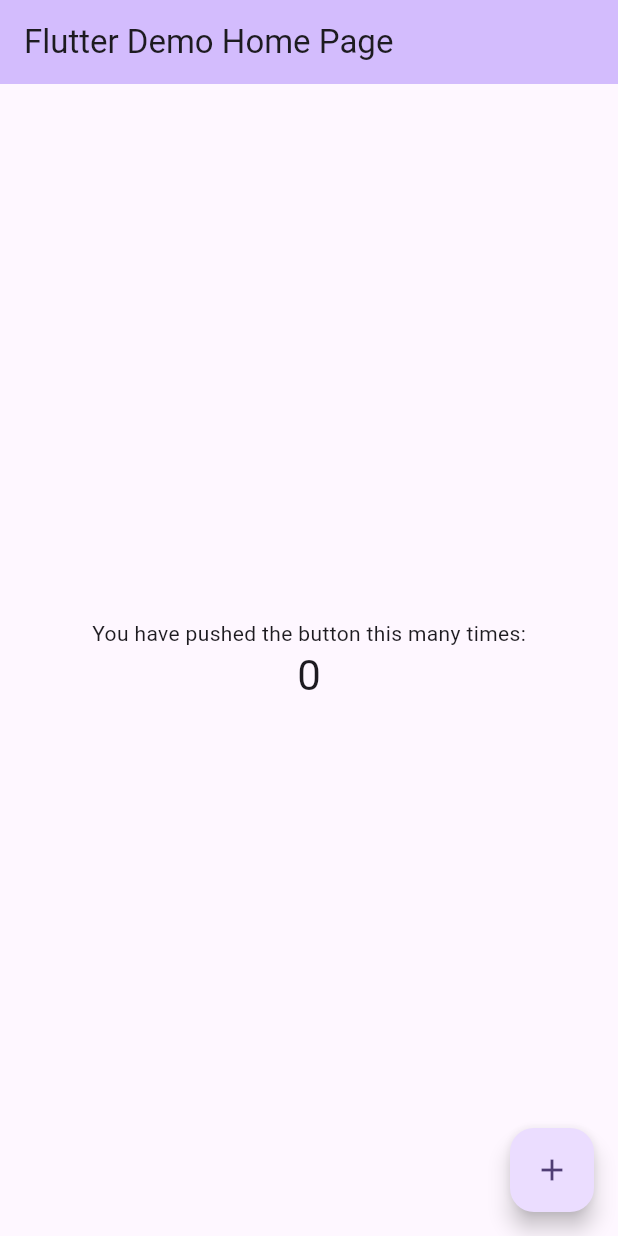
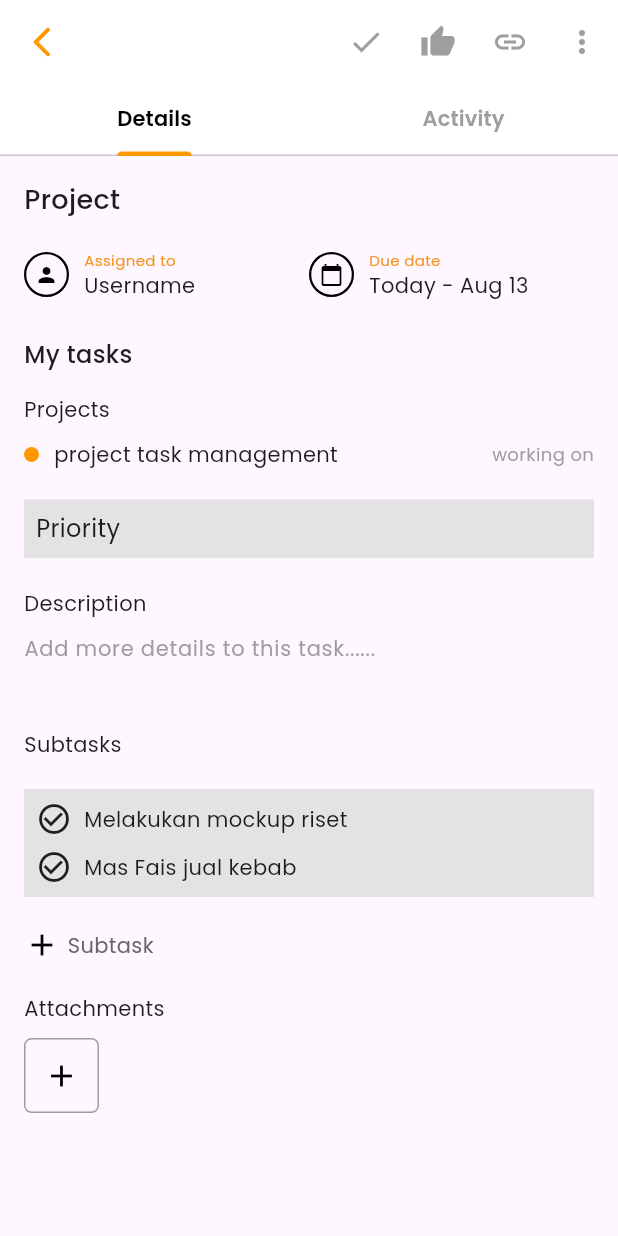
Before and after one commit to Dwi1562/Mobilebox, a Flutter app: the screen it shows after launch, on a phone screen of 412 x 824 dp. Run offline on Flutter 3.47's test engine with Material 3 defaults, Android fonts, the light colour scheme and no system bars; our stand-ins replace google_fonts.

Commit message:
Create Detail view

```diff
--- /dev/null
+++ b/lib/details/view.dart
@@ -0,0 +1,314 @@
+import 'package:flutter/material.dart';
+import 'package:google_fonts/google_fonts.dart';
+
+class TaskDetailsPage extends StatelessWidget {
+  @override
+  Widget build(BuildContext context) {
+    return DefaultTabController(
+      length: 2, // Number of tabs
+      child: Scaffold(
+        appBar: AppBar(
+          backgroundColor: Colors.white,
+          elevation: 0,
+          leading: IconButton(
+            icon: Icon(Icons.arrow_back_ios_new_rounded, color: Colors.orange),
+            onPressed: () {},
+          ),
+          actions: [
+            IconButton(
+              icon: Icon(Icons.check, color: Colors.grey),
+              onPressed: () {},
+            ),
+            IconButton(
+              icon: Icon(Icons.thumb_up, color: Colors.grey),
+              onPressed: () {},
+            ),
+            IconButton(
+              icon: Icon(Icons.link, color: Colors.grey),
+              onPressed: () {},
+            ),
+            IconButton(
+              icon: Icon(Icons.more_vert, color: Colors.grey),
+              onPressed: () {},
+            ),
+          ],
+          bottom: TabBar(
+            labelColor: Colors.black,
+            unselectedLabelColor: Colors.grey,
+            indicatorColor: Colors.orange,
+            labelStyle: GoogleFonts.poppins(
+              fontWeight: FontWeight.w600,
+              fontSize: 14,
+            ),
+            tabs: [
+              Tab(text: "Details"),
+              Tab(text: "Activity"),
+            ],
+          ),
+        ),
+        body: TabBarView(
+          children: [
+            DetailsTab(), // Content for Details tab
+            ActivityTab(), // Content for Activity tab
+          ],
+        ),
+      ),
+    );
+  }
+}
+
+class DetailsTab extends StatelessWidget {
+  @override
+  Widget build(BuildContext context) {
+    return SingleChildScrollView(
+      child: Padding(
+        padding: const EdgeInsets.all(16.0),
+        child: Column(
+          crossAxisAlignment: CrossAxisAlignment.start,
+          children: [
+            Text(
+              "Project",
+              style: GoogleFonts.poppins(
+                fontSize: 18,
+                fontWeight: FontWeight.w500,
+              ),
+            ),
+            SizedBox(height: 20),
+            Row(
+              crossAxisAlignment: CrossAxisAlignment.start,
+              children: [
+                Expanded(
+                  child: Row(
+                    crossAxisAlignment: CrossAxisAlignment.center,
+                    children: [
+                      Container(
+                        width: 30,
+                        height: 30,
+                        decoration: BoxDecoration(
+                          shape: BoxShape.circle,
+                          border: Border.all(color: Colors.black, width: 1.5),
+                        ),
+                        child: Center(
+                          child:
+                              Icon(Icons.person, color: Colors.black, size: 16),
+                        ),
+                      ),
+                      SizedBox(width: 10),
+                      Column(
+                        crossAxisAlignment: CrossAxisAlignment.start,
+                        children: [
+                          Text(
+                            "Assigned to",
+                            style: GoogleFonts.poppins(
+                              fontSize: 10,
+                              color: Color(0xFFF69622),
+                            ),
+                          ),
+                          Text(
+                            "Username",
+                            style: GoogleFonts.poppins(fontSize: 14),
+                          ),
+                        ],
+                      ),
+                    ],
+                  ),
+                ),
+                Expanded(
+                  child: Row(
+                    crossAxisAlignment: CrossAxisAlignment.center,
+                    children: [
+                      Container(
+                        width: 30,
+                        height: 30,
+                        decoration: BoxDecoration(
+                          shape: BoxShape.circle,
+                          border: Border.all(color: Colors.black, width: 1.5),
+                        ),
+                        child: Center(
+                          child: Icon(Icons.calendar_today,
+                              color: Colors.black, size: 16),
+                        ),
+                      ),
+                      SizedBox(width: 10),
+                      Column(
+                        crossAxisAlignment: CrossAxisAlignment.start,
+                        children: [
+                          Text(
+                            "Due date",
+                            style: GoogleFonts.poppins(
+                              fontSize: 10,
+                              color: Color(0xFFF69622),
+                            ),
+                          ),
+                          Text(
+                            "Today - Aug 13",
+                            style: GoogleFonts.poppins(fontSize: 14),
+                          ),
+                        ],
+                      ),
+                    ],
+                  ),
+                ),
+              ],
+            ),
+            SizedBox(height: 25),
+            Text(
+              "My tasks",
+              style: GoogleFonts.poppins(
+                  fontSize: 16, fontWeight: FontWeight.w500),
+            ),
+            SizedBox(height: 15),
+            Text(
+              "Projects",
+              style: GoogleFonts.poppins(fontSize: 14),
+            ),
+            SizedBox(height: 10),
+            Row(
+              children: [
+                Container(
+                  width: 10,
+                  height: 10,
+                  decoration: BoxDecoration(
+                    color: Colors.orange,
+                    shape: BoxShape.circle,
+                  ),
+                ),
+                SizedBox(width: 10),
+                Text(
+                  "project task management",
+                  style: GoogleFonts.poppins(fontSize: 14),
+                ),
+                Spacer(),
+                Text(
+                  "working on",
+                  style: GoogleFonts.poppins(fontSize: 12, color: Colors.grey),
+                ),
+              ],
+            ),
+            SizedBox(height: 20),
+            // Container for Priority
+            Container(
+              width: MediaQuery.of(context).size.width, // Full width
+              color: Color(0xFFE3E3E3),
+              padding: EdgeInsets.all(8),
+              child: Text(
+                "Priority",
+                style: GoogleFonts.poppins(fontSize: 16),
+              ),
+            ),
+            SizedBox(height: 20),
+            Text(
+              "Description",
+              style: GoogleFonts.poppins(fontSize: 14),
+            ),
+            TextField(
+              maxLines: 2,
+              decoration: InputDecoration(
+                hintText: "Add more details to this task......",
+                hintStyle:
+                    GoogleFonts.poppins(fontSize: 14, color: Colors.grey),
+                border: InputBorder.none,
+              ),
+            ),
+            SizedBox(height: 10),
+            Text(
+              "Subtasks",
+              style: GoogleFonts.poppins(fontSize: 14),
+            ),
+            SizedBox(height: 20),
+            // Container for Subtasks
+            Container(
+              width: MediaQuery.of(context).size.width, // Full width
+              color: Color(0xFFE3E3E3), // Background color
+              padding: EdgeInsets.all(8),
+              child: Column(
+                crossAxisAlignment: CrossAxisAlignment.start,
+                children: [
+                  Row(
+                    children: [
+                      Icon(Icons.check_circle_outline),
+                      SizedBox(width: 8),
+                      Text(
+                        "Melakukan mockup riset",
+                        style: GoogleFonts.poppins(fontSize: 14),
+                      ),
+                    ],
+                  ),
+                  SizedBox(height: 8),
+                  Row(
+                    children: [
+                      Icon(Icons.check_circle_outline),
+                      SizedBox(width: 8),
+                      Text(
+                        "Mas Fais jual kebab",
+                        style: GoogleFonts.poppins(fontSize: 14),
+                      ),
+                    ],
+                  ),
+                ],
+              ),
+            ),
+            SizedBox(height: 20),
+            InkWell(
+              onTap: () {},
+              child: Row(
+                mainAxisSize: MainAxisSize.min,
+                children: [
+                  Icon(Icons.add, color: const Color.fromARGB(255, 0, 0, 0)),
+                  SizedBox(width: 5),
+                  Text(
+                    "Subtask",
+                    style: GoogleFonts.poppins(
+                      fontSize: 14,
+                      color: Color(0xFF666666),
+                    ),
+                  ),
+                ],
+              ),
+              borderRadius: BorderRadius.circular(4),
+              splashColor: Colors.orange.withOpacity(0.2),
+            ),
+            SizedBox(height: 20),
+            Row(
+              children: [
+
+                Text(
+                  "Attachments",
+                  style: GoogleFonts.poppins(fontSize: 14),
+                ),
+              ],
+            ),
+            SizedBox(height: 10), // Spasi antara judul dan kotak
+            Container(
+              width: 50, // Lebar kotak
+              height: 50, // Tinggi kotak
+              decoration: BoxDecoration(
+                border: Border.all(
+                  color: Colors.grey, // Warna border abu-abu
+                  style: BorderStyle.solid, // Gaya border solid
+                ),
+                borderRadius: BorderRadius.circular(5), // Sudut border bulat
+              ),
+              child: Center(
+                child: Icon(Icons.add,
+                    color: Colors.black), // Ikon tambah di tengah
+              ),
+            ),
+          ],
+        ),
+      ),
+    );
+  }
+}
+
+class ActivityTab extends StatelessWidget {
+  @override
+  Widget build(BuildContext context) {
+    return Center(
+      child: Text(
+        "Activity Content Here",
+        style: GoogleFonts.poppins(fontSize: 16),
+      ),
+    );
+  }
+}
--- a/lib/main.dart
+++ b/lib/main.dart
@@ -1,125 +1,14 @@
 import 'package:flutter/material.dart';
+import 'package:mobilebox/details/view.dart';
 
-void main() {
-  runApp(const MyApp());
-}
+void main() => runApp(MyApp());
 
 class MyApp extends StatelessWidget {
-  const MyApp({super.key});
-
-  // This widget is the root of your application.
   @override
   Widget build(BuildContext context) {
     return MaterialApp(
-      title: 'Flutter Demo',
-      theme: ThemeData(
-        // This is the theme of your application.
-        //
-        // TRY THIS: Try running your application with "flutter run". You'll see
-        // the application has a purple toolbar. Then, without quitting the app,
-        // try changing the seedColor in the colorScheme below to Colors.green
-        // and then invoke "hot reload" (save your changes or press the "hot
-        // reload" button in a Flutter-supported IDE, or press "r" if you used
-        // the command line to start the app).
-        //
-        // Notice that the counter didn't reset back to zero; the application
-        // state is not lost during the reload. To reset the state, use hot
-        // restart instead.
-        //
-        // This works for code too, not just values: Most code changes can be
-        // tested with just a hot reload.
-        colorScheme: ColorScheme.fromSeed(seedColor: Colors.deepPurple),
-        useMaterial3: true,
-      ),
-      home: const MyHomePage(title: 'Flutter Demo Home Page'),
+      debugShowCheckedModeBanner: false,
+      home: TaskDetailsPage(),
     );
   }
 }
-
-class MyHomePage extends StatefulWidget {
-  const MyHomePage({super.key, required this.title});
-
-  // This widget is the home page of your application. It is stateful, meaning
-  // that it has a State object (defined below) that contains fields that affect
-  // how it looks.
-
-  // This class is the configuration for the state. It holds the values (in this
-  // case the title) provided by the parent (in this case the App widget) and
-  // used by the build method of the State. Fields in a Widget subclass are
-  // always marked "final".
-
-  final String title;
-
-  @override
-  State<MyHomePage> createState() => _MyHomePageState();
-}
-
-class _MyHomePageState extends State<MyHomePage> {
-  int _counter = 0;
-
-  void _incrementCounter() {
-    setState(() {
-      // This call to setState tells the Flutter framework that something has
-      // changed in this State, which causes it to rerun the build method below
-      // so that the display can reflect the updated values. If we changed
-      // _counter without calling setState(), then the build method would not be
-      // called again, and so nothing would appear to happen.
-      _counter++;
-    });
-  }
-
-  @override
-  Widget build(BuildContext context) {
-    // This method is rerun every time setState is called, for instance as done
-    // by the _incrementCounter method above.
-    //
-    // The Flutter framework has been optimized to make rerunning build methods
-    // fast, so that you can just rebuild anything that needs updating rather
-    // than having to individually change instances of widgets.
-    return Scaffold(
-      appBar: AppBar(
-        // TRY THIS: Try changing the color here to a specific color (to
-        // Colors.amber, perhaps?) and trigger a hot reload to see the AppBar
-        // change color while the other colors stay the same.
-        backgroundColor: Theme.of(context).colorScheme.inversePrimary,
-        // Here we take the value from the MyHomePage object that was created by
-        // the App.build method, and use it to set our appbar title.
-        title: Text(widget.title),
-      ),
-      body: Center(
-        // Center is a layout widget. It takes a single child and positions it
-        // in the middle of the parent.
-        child: Column(
-          // Column is also a layout widget. It takes a list of children and
-          // arranges them vertically. By default, it sizes itself to fit its
-          // children horizontally, and tries to be as tall as its parent.
-          //
-          // Column has various properties to control how it sizes itself and
-          // how it positions its children. Here we use mainAxisAlignment to
-          // center the children vertically; the main axis here is the vertical
-          // axis because Columns are vertical (the cross axis would be
-          // horizontal).
-          //
-          // TRY THIS: Invoke "debug painting" (choose the "Toggle Debug Paint"
-          // action in the IDE, or press "p" in the console), to see the
-          // wireframe for each widget.
-          mainAxisAlignment: MainAxisAlignment.center,
-          children: <Widget>[
-            const Text(
-              'You have pushed the button this many times:',
-            ),
-            Text(
-              '$_counter',
-              style: Theme.of(context).textTheme.headlineMedium,
-            ),
-          ],
-        ),
-      ),
-      floatingActionButton: FloatingActionButton(
-        onPressed: _incrementCounter,
-        tooltip: 'Increment',
-        child: const Icon(Icons.add),
-      ), // This trailing comma makes auto-formatting nicer for build methods.
-    );
-  }
-}
--- a/pubspec.yaml
+++ b/pubspec.yaml
@@ -35,6 +35,7 @@ dependencies:
   # The following adds the Cupertino Icons font to your application.
   # Use with the CupertinoIcons class for iOS style icons.
   cupertino_icons: ^1.0.8
+  google_fonts: ^6.2.1
 
 dev_dependencies:
   flutter_test:
```
Also changed, not shown: pubspec.lock, 2 other files.
